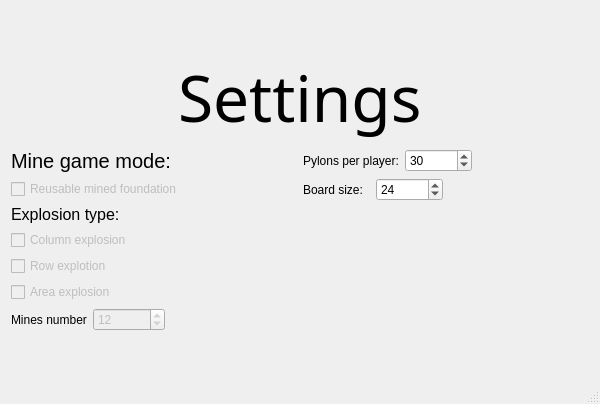
First picture: the form in GUI/SettingsWindow.ui, repository Offuru/Left-4-Code, before the edit.
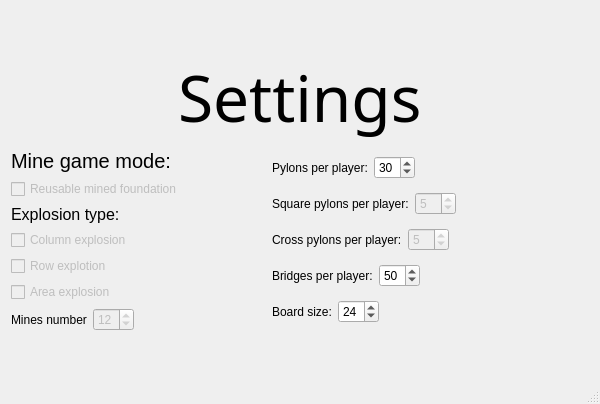
Second picture: the form after the edit.

Commit message: Added functionality to change the number of big pylons and bridges Added info about player's number of pylons and bridges on game window Made the debuilder move after a player's turn ended

```diff
--- a/GUI/SettingsWindow.ui
+++ b/GUI/SettingsWindow.ui
@@ -14,7 +14,7 @@
    <string>SettingsWindow</string>
   </property>
   <widget class="QWidget" name="centralWidget">
-   <layout class="QVBoxLayout" name="verticalLayout_2">
+   <layout class="QVBoxLayout" name="verticalLayout_3">
     <item>
      <spacer name="verticalSpacer">
       <property name="orientation">
@@ -49,8 +49,8 @@
      </layout>
     </item>
     <item>
-     <layout class="QGridLayout" name="gridLayout_9">
-      <item row="0" column="0" rowspan="2">
+     <layout class="QHBoxLayout" name="horizontalLayout">
+      <item>
        <layout class="QGridLayout" name="gridLayout_5">
         <item row="3" column="0">
          <layout class="QVBoxLayout" name="verticalLayout">
@@ -167,9 +167,187 @@
         </item>
        </layout>
       </item>
-      <item row="0" column="1">
-       <layout class="QGridLayout" name="gridLayout_4">
-        <item row="1" column="0">
+      <item>
+       <layout class="QVBoxLayout" name="verticalLayout_2">
+        <item>
+         <layout class="QGridLayout" name="gridLayout">
+          <item row="0" column="0">
+           <widget class="QLabel" name="pylonsLabel">
+            <property name="text">
+             <string>Pylons per player:</string>
+            </property>
+           </widget>
+          </item>
+          <item row="0" column="2">
+           <widget class="QSpinBox" name="pylonsSpinBox">
+            <property name="maximumSize">
+             <size>
+              <width>16777215</width>
+              <height>16777215</height>
+             </size>
+            </property>
+            <property name="minimum">
+             <number>5</number>
+            </property>
+            <property name="maximum">
+             <number>80</number>
+            </property>
+            <property name="value">
+             <number>30</number>
+            </property>
+           </widget>
+          </item>
+          <item row="0" column="3">
+           <spacer name="horizontalSpacer_2">
+            <property name="orientation">
+             <enum>Qt::Horizontal</enum>
+            </property>
+            <property name="sizeType">
+             <enum>QSizePolicy::Expanding</enum>
+            </property>
+            <property name="sizeHint" stdset="0">
+             <size>
+              <width>117</width>
+              <height>20</height>
+             </size>
+            </property>
+           </spacer>
+          </item>
+         </layout>
+        </item>
+        <item>
+         <layout class="QGridLayout" name="gridLayout_4">
+          <item row="0" column="0">
+           <widget class="QLabel" name="pylonsSqLabel">
+            <property name="text">
+             <string>Square pylons per player:</string>
+            </property>
+           </widget>
+          </item>
+          <item row="0" column="2">
+           <widget class="QSpinBox" name="pylonsSqSpinBox">
+            <property name="enabled">
+             <bool>false</bool>
+            </property>
+            <property name="maximumSize">
+             <size>
+              <width>16777215</width>
+              <height>16777215</height>
+             </size>
+            </property>
+            <property name="minimum">
+             <number>1</number>
+            </property>
+            <property name="maximum">
+             <number>10</number>
+            </property>
+            <property name="value">
+             <number>5</number>
+            </property>
+           </widget>
+          </item>
+          <item row="0" column="3">
+           <spacer name="horizontalSpacer_4">
+            <property name="orientation">
+             <enum>Qt::Horizontal</enum>
+            </property>
+            <property name="sizeType">
+             <enum>QSizePolicy::Expanding</enum>
+            </property>
+            <property name="sizeHint" stdset="0">
+             <size>
+              <width>117</width>
+              <height>20</height>
+             </size>
+            </property>
+           </spacer>
+          </item>
+         </layout>
+        </item>
+        <item>
+         <layout class="QGridLayout" name="gridLayout_6">
+          <item row="0" column="2">
+           <widget class="QSpinBox" name="pylonsCsSpinBox">
+            <property name="enabled">
+             <bool>false</bool>
+            </property>
+            <property name="minimum">
+             <number>1</number>
+            </property>
+            <property name="maximum">
+             <number>10</number>
+            </property>
+            <property name="value">
+             <number>5</number>
+            </property>
+           </widget>
+          </item>
+          <item row="0" column="0">
+           <widget class="QLabel" name="pylonsCsLabel">
+            <property name="text">
+             <string>Cross pylons per player:</string>
+            </property>
+           </widget>
+          </item>
+          <item row="0" column="3">
+           <spacer name="horizontalSpacer_5">
+            <property name="orientation">
+             <enum>Qt::Horizontal</enum>
+            </property>
+            <property name="sizeType">
+             <enum>QSizePolicy::Expanding</enum>
+            </property>
+            <property name="sizeHint" stdset="0">
+             <size>
+              <width>117</width>
+              <height>20</height>
+             </size>
+            </property>
+           </spacer>
+          </item>
+         </layout>
+        </item>
+        <item>
+         <layout class="QGridLayout" name="gridLayout_8">
+          <item row="0" column="2">
+           <widget class="QSpinBox" name="bridgeSpinBox">
+            <property name="minimum">
+             <number>5</number>
+            </property>
+            <property name="maximum">
+             <number>80</number>
+            </property>
+            <property name="value">
+             <number>50</number>
+            </property>
+           </widget>
+          </item>
+          <item row="0" column="0">
+           <widget class="QLabel" name="bridgesLabel">
+            <property name="text">
+             <string>Bridges per player:</string>
+            </property>
+           </widget>
+          </item>
+          <item row="0" column="3">
+           <spacer name="horizontalSpacer_6">
+            <property name="orientation">
+             <enum>Qt::Horizontal</enum>
+            </property>
+            <property name="sizeType">
+             <enum>QSizePolicy::Expanding</enum>
+            </property>
+            <property name="sizeHint" stdset="0">
+             <size>
+              <width>117</width>
+              <height>20</height>
+             </size>
+            </property>
+           </spacer>
+          </item>
+         </layout>
+        </item>
+        <item>
          <layout class="QGridLayout" name="gridLayout_2">
           <item row="0" column="1">
            <widget class="QLabel" name="boardSizeLabel">
@@ -197,7 +375,7 @@
              <enum>Qt::Horizontal</enum>
             </property>
             <property name="sizeType">
-             <enum>QSizePolicy::Fixed</enum>
+             <enum>QSizePolicy::Expanding</enum>
             </property>
             <property name="sizeHint" stdset="0">
              <size>
@@ -209,51 +387,8 @@
           </item>
          </layout>
         </item>
-        <item row="0" column="0">
-         <layout class="QGridLayout" name="gridLayout">
-          <item row="0" column="0">
-           <widget class="QLabel" name="pylonsLabel">
-            <property name="text">
-             <string>Pylons per player:</string>
-            </property>
-           </widget>
-          </item>
-          <item row="0" column="2">
-           <widget class="QSpinBox" name="pylonsSpinBox">
-            <property name="minimum">
-             <number>5</number>
-            </property>
-            <property name="maximum">
-             <number>80</number>
-            </property>
-            <property name="value">
-             <number>30</number>
-            </property>
-           </widget>
-          </item>
-          <item row="0" column="3">
-           <spacer name="horizontalSpacer_2">
-            <property name="orientation">
-             <enum>Qt::Horizontal</enum>
-            </property>
-            <property name="sizeType">
-             <enum>QSizePolicy::Fixed</enum>
-            </property>
-            <property name="sizeHint" stdset="0">
-             <size>
-              <width>117</width>
-              <height>20</height>
-             </size>
-            </property>
-           </spacer>
-          </item>
-         </layout>
-        </item>
        </layout>
       </item>
-      <item row="1" column="1">
-       <layout class="QGridLayout" name="gridLayout_8"/>
-      </item>
      </layout>
     </item>
     <item>
```
The commit also changes 10 other files.
